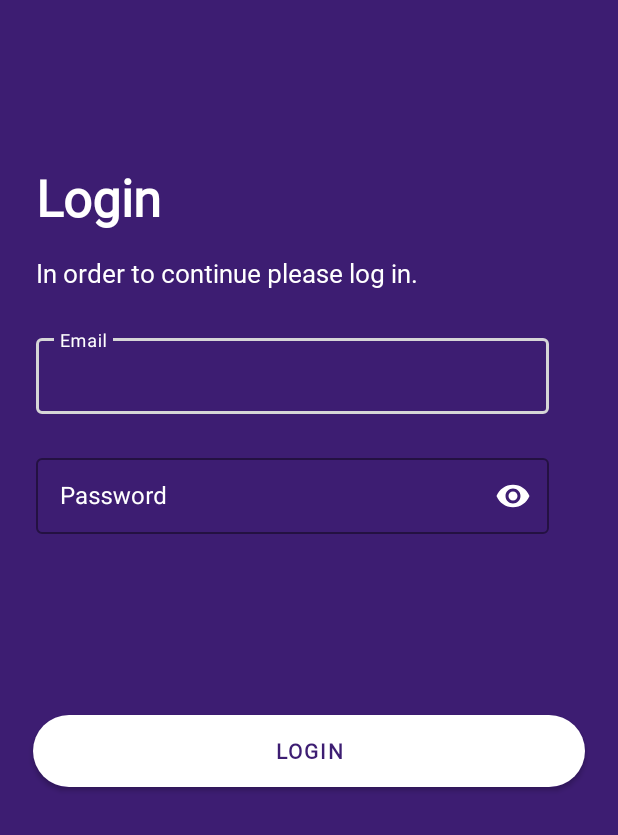
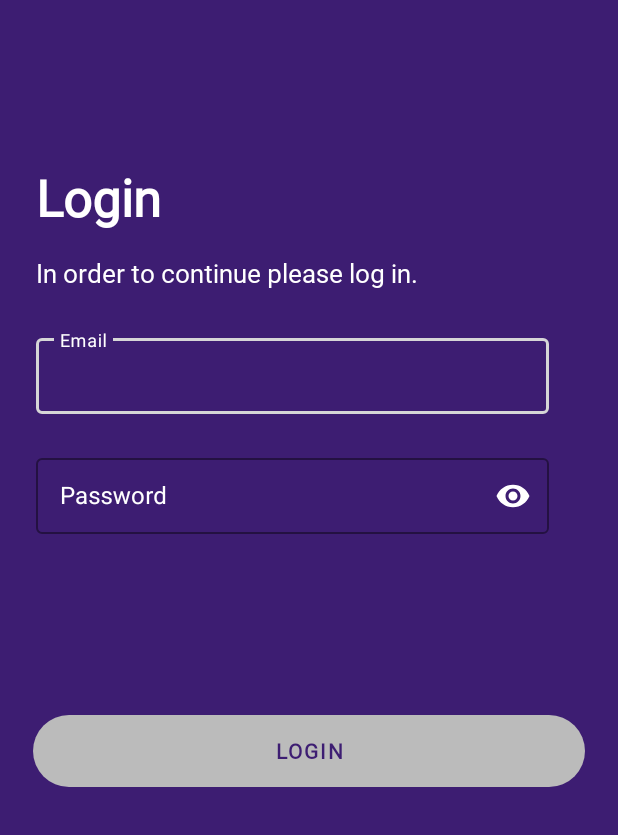
Before and after one commit to ItsBruno/shows-app-infinum-android-academy, an Android app: the layout activity_login.xml on its own in the app's theme, with its tools: preview values and no code run, on a phone screen of 412 x 824 dp, the part 401-1236 px from its top. Run offline under Robolectric (Android 15) with nearby library versions, the phone set to English and light mode, and no system bars.

Commit message:
Add credentials structure validation logic
Add email and password regex matching so that the login input takes a standard
form. Display a snackbar when the user presses "done" to notify the user
if the email is not valid to increase app login clarity.

Update activity lifecycle logs so that they carry more information.

Update certain xml code to help with the mentioned functionality.

```diff
--- a/app/build.gradle
+++ b/app/build.gradle
@@ -26,6 +26,11 @@ android {
             proguardFiles getDefaultProguardFile('proguard-android-optimize.txt'), 'proguard-rules.pro'
         }
     }
+
+    buildFeatures {
+        viewBinding = true
+    }
+
     compileOptions {
         sourceCompatibility JavaVersion.VERSION_11
         targetCompatibility JavaVersion.VERSION_11
--- a/app/src/main/res/color/button_selector.xml
+++ b/app/src/main/res/color/button_selector.xml
@@ -1,5 +1,5 @@
 <?xml version="1.0" encoding="utf-8"?>
 <selector xmlns:android="http://schemas.android.com/apk/res/android">
-    <item android:state_enabled="false" android:color="@color/gray" /> <!-- No text in fields -->
-    <item android:color="@color/white" /> <!-- Text in fields -->
+    <item android:state_enabled="false" android:color="@color/gray"/> <!-- No text in fields -->
+    <item android:color="@color/white"/> <!-- Text in fields -->
 </selector>
--- a/app/src/main/res/layout/activity_login.xml
+++ b/app/src/main/res/layout/activity_login.xml
@@ -1,19 +1,20 @@
 <?xml version="1.0" encoding="utf-8"?>
-<androidx.constraintlayout.widget.ConstraintLayout xmlns:android="http://schemas.android.com/apk/res/android"
+<androidx.constraintlayout.widget.ConstraintLayout
+    xmlns:android="http://schemas.android.com/apk/res/android"
     xmlns:app="http://schemas.android.com/apk/res-auto"
     xmlns:tools="http://schemas.android.com/tools"
     android:layout_width="match_parent"
     android:layout_height="match_parent"
-    tools:context=".ui.LoginActivity"
-    android:background="@color/infinum_purple">
+    android:background="@color/infinum_purple"
+    tools:context=".ui.LoginActivity">
 
     <ImageView
         android:id="@+id/topIllustrationLeft"
         android:layout_width="wrap_content"
         android:layout_height="wrap_content"
         android:src="@drawable/top_left_illustration"
+        app:layout_constraintLeft_toLeftOf="parent"
         app:layout_constraintTop_toTopOf="parent"
-        app:layout_constraintLeft_toLeftOf="parent"
         />
 
     <ImageView
@@ -21,8 +22,8 @@
         android:layout_width="wrap_content"
         android:layout_height="wrap_content"
         android:src="@drawable/top_right_illustration"
+        app:layout_constraintRight_toRightOf="parent"
         app:layout_constraintTop_toTopOf="parent"
-        app:layout_constraintRight_toRightOf="parent"
         />
 
     <ImageView
@@ -39,112 +40,115 @@
     <TextView
         android:layout_width="wrap_content"
         android:layout_height="wrap_content"
+        android:layout_marginTop="92dp"
+        android:layout_marginLeft="19dp"
         android:text="Shows"
         android:textColor="@color/white"
         android:textFontWeight="700"
-        android:layout_marginTop="92dp"
-        android:layout_marginLeft="19dp"
+        android:textSize="34sp"
+        android:fontFamily="@font/roboto_regular"
         app:layout_constraintLeft_toRightOf="@+id/triangleIllustration"
         app:layout_constraintTop_toBottomOf="@id/topIllustrationLeft"
-        android:textSize="34sp"
-        android:fontFamily="@font/roboto_regular"
         />
 
     <TextView
         android:id="@+id/loginText"
         android:layout_width="wrap_content"
         android:layout_height="wrap_content"
+        android:layout_marginTop="154dp"
+        android:layout_marginLeft="24dp"
         android:text="Login"
         android:textColor="@color/white"
         android:textFontWeight="900"
-        android:layout_marginTop="154dp"
-        android:layout_marginLeft="24dp"
+        android:textSize="34sp"
+        android:fontFamily="@font/roboto_regular"
         app:layout_constraintLeft_toLeftOf="parent"
         app:layout_constraintTop_toBottomOf="@id/triangleIllustration"
-        android:textSize="34sp"
-        android:fontFamily="@font/roboto_regular"
         />
-
 
     <TextView
         android:id="@+id/instructionText"
         android:layout_width="wrap_content"
         android:layout_height="wrap_content"
+        android:layout_marginTop="16dp"
+        android:layout_marginLeft="24dp"
         android:text="In order to continue please log in."
         android:textColor="@color/white"
         android:textFontWeight="400"
-        android:layout_marginTop="16dp"
-        android:layout_marginLeft="24dp"
+        android:textSize="17sp"
+        android:fontFamily="@font/roboto_regular"
         app:layout_constraintLeft_toLeftOf="parent"
         app:layout_constraintTop_toBottomOf="@id/loginText"
-        android:textSize="17sp"
-        android:fontFamily="@font/roboto_regular"
         />
 
     <com.google.android.material.textfield.TextInputLayout
-        android:id="@+id/emailField"
+        android:id="@+id/emailFieldLayout"
+        style="@style/Widget.MaterialComponents.TextInputLayout.OutlinedBox"
         android:layout_width="342dp"
         android:layout_height="56dp"
         android:layout_marginLeft="24dp"
         android:layout_marginTop="26dp"
         android:hint="Email"
+        android:textColorHint="@color/white"
+        app:boxStrokeColor="@color/selector_textfield_stroke"
         app:hintTextColor="@color/white"
-        android:textColorHint="@color/white"
-        style="@style/Widget.MaterialComponents.TextInputLayout.OutlinedBox"
         app:layout_constraintLeft_toLeftOf="parent"
         app:layout_constraintTop_toBottomOf="@id/instructionText"
-        app:boxStrokeColor="@color/selector_textfield_stroke"
         >
 
         <com.google.android.material.textfield.TextInputEditText
+            android:id="@+id/emailField"
+            android:layout_width="match_parent"
+            android:layout_height="wrap_content"
             android:text=""
             android:textColor="@color/white"
             android:textSize="16sp"
-            android:layout_width="match_parent"
-            android:layout_height="wrap_content"
+            android:inputType="textEmailAddress"
+            android:imeOptions="actionDone"
             />
     </com.google.android.material.textfield.TextInputLayout>
 
     <com.google.android.material.textfield.TextInputLayout
-        android:id="@+id/passwordField"
+        android:id="@+id/passwordFieldLayout"
+        style="@style/Widget.MaterialComponents.TextInputLayout.OutlinedBox"
         android:layout_width="342dp"
         android:layout_height="56dp"
         android:layout_marginLeft="24dp"
         android:layout_marginTop="24dp"
         android:hint="Password"
-        app:hintTextColor="@color/white"
         android:textColorHint="@color/white"
-        style="@style/Widget.MaterialComponents.TextInputLayout.OutlinedBox"
-        app:layout_constraintLeft_toLeftOf="parent"
-        app:layout_constraintTop_toBottomOf="@id/emailField"
         app:boxStrokeColor="@color/selector_textfield_stroke"
         app:endIconMode="password_toggle"
         app:endIconTint="@color/white"
+        app:hintTextColor="@color/white"
+        app:layout_constraintLeft_toLeftOf="parent"
+        app:layout_constraintTop_toBottomOf="@id/emailFieldLayout"
         >
 
         <com.google.android.material.textfield.TextInputEditText
+            android:id="@+id/passwordField"
+            android:layout_width="match_parent"
+            android:layout_height="wrap_content"
             android:textColor="@color/white"
             android:textSize="16sp"
-            android:layout_width="match_parent"
-            android:layout_height="wrap_content"
             android:inputType="textPassword"
             />
     </com.google.android.material.textfield.TextInputLayout>
 
     <Button
-        android:id="@+id/textButton"
+        android:id="@+id/loginButton"
         android:layout_width="match_parent"
         android:layout_height="wrap_content"
+        android:layout_marginHorizontal="22dp"
+        android:layout_marginBottom="32dp"
         android:text="Login"
         android:textFontWeight="700"
         android:fontFamily="@font/roboto_regular"
         android:textColor="@color/infinum_purple"
+        android:background="@drawable/rounded_button"
+        app:backgroundTint="@color/button_selector"
         app:layout_constraintBottom_toBottomOf="parent"
-        android:layout_marginHorizontal="22dp"
-        android:layout_marginBottom="32dp"
-        app:backgroundTint="@color/button_selector"
-        android:background="@drawable/rounded_button"
-    />
-
+        android:enabled="false"
+        />
 
 </androidx.constraintlayout.widget.ConstraintLayout>
--- a/app/src/main/res/values/strings.xml
+++ b/app/src/main/res/values/strings.xml
@@ -1,3 +1,4 @@
 <resources>
     <string name="app_name">Shows</string>
+    <string name="email_error_message">Invalid Email</string>
 </resources>
```
Also changed, not shown: app/src/main/java/infinuma/android/shows/ui/LoginActivity.kt (+53 -10 lines).
